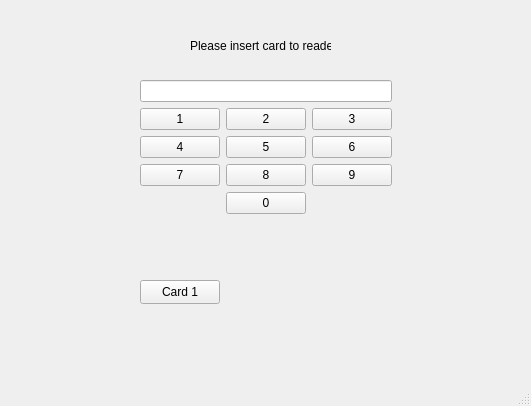
Before: the Qt Designer form bankautomat/mainwindow.ui in banksimul2022/group11, drawn with Qt 5.
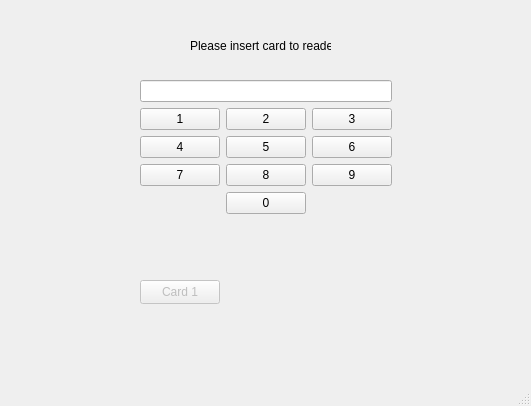
After: the same form once the commit is applied.

```diff
--- a/bankautomat/mainwindow.ui
+++ b/bankautomat/mainwindow.ui
@@ -116,6 +116,9 @@
     </layout>
    </widget>
    <widget class="QPushButton" name="pushButton">
+    <property name="enabled">
+     <bool>false</bool>
+    </property>
     <property name="geometry">
      <rect>
       <x>140</x>
```
